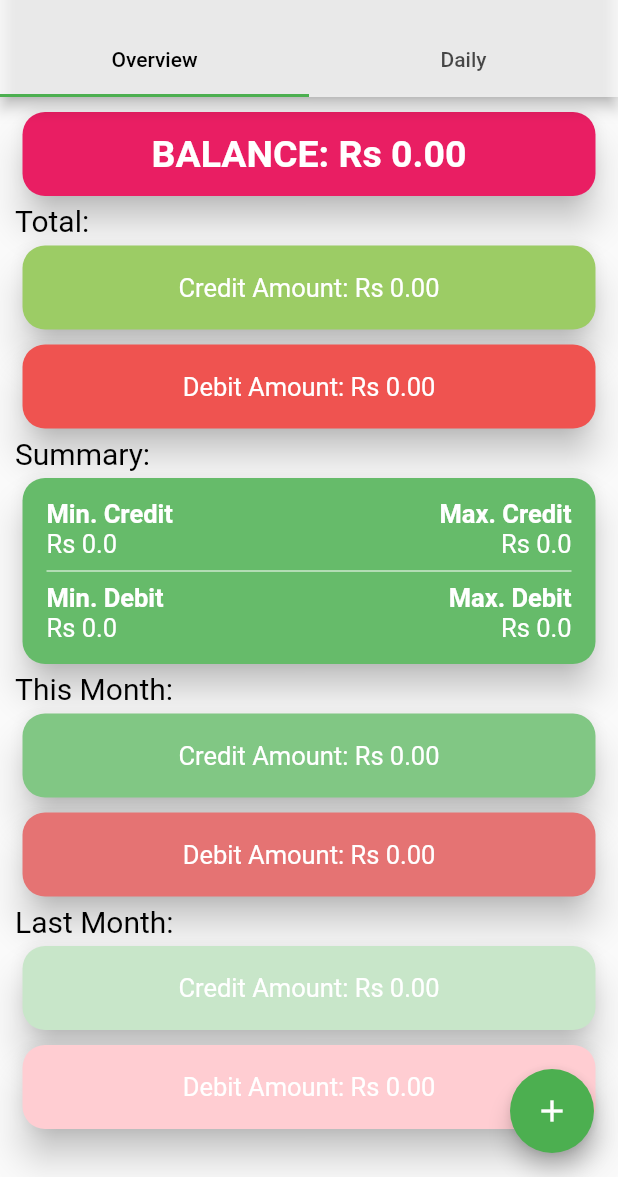
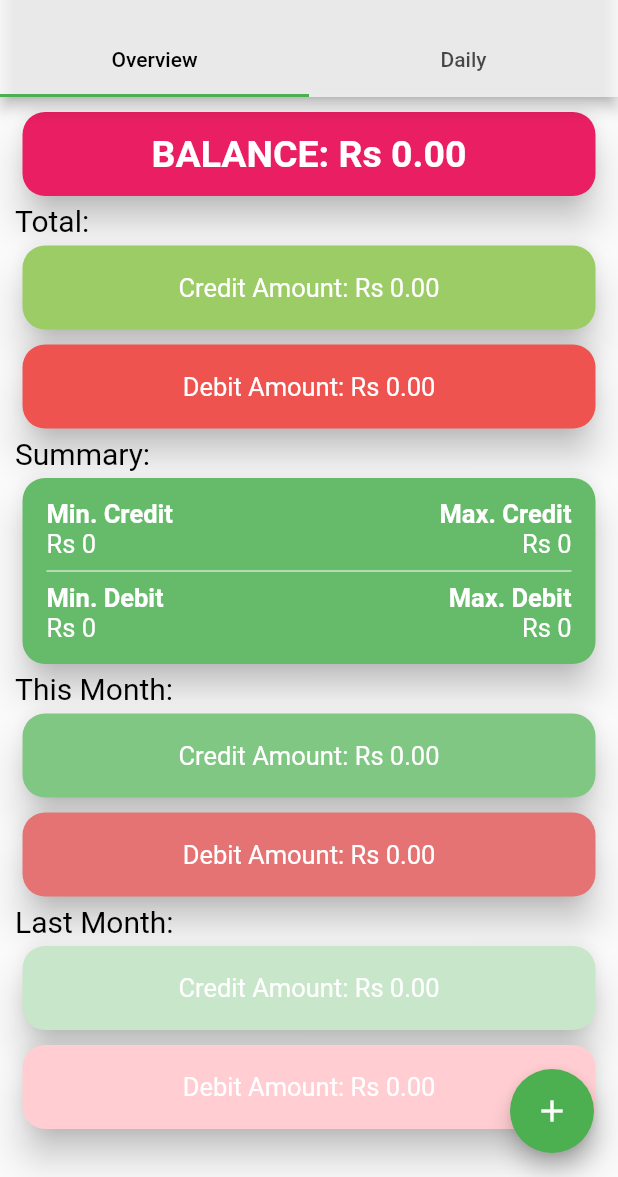
Before and after one commit to himanshusingh335/check_my_cash, a Flutter app: the screen it shows after launch, on a phone screen of 412 x 824 dp, the part 59-1236 px from its top. Run offline on Flutter 3.47's test engine with Material 2 defaults, Android fonts, the phone set to English and light mode, and no system bars; our stand-ins replace date_picker_timeline, flutter_slidable, sqflite; accounts and stored records are empty.

Commit message:
Fix: Remove number after comma in summary

```diff
--- a/lib/screens/Home_Screen_Tabs/OverView.dart
+++ b/lib/screens/Home_Screen_Tabs/OverView.dart
@@ -163,7 +163,7 @@ class _HSOverViewState extends State<HSOverView> {
                       ),
                     ),
                     Text(
-                      "Rs $minCredit",
+                      "Rs ${minCredit.toStringAsFixed(0)}",
                       style: TextStyle(
                         color: Colors.white,
                         fontSize: 17,
@@ -185,7 +185,7 @@ class _HSOverViewState extends State<HSOverView> {
                       ),
                     ),
                     Text(
-                      "Rs $maxCredit",
+                      "Rs ${maxCredit.toStringAsFixed(0)}",
                       style: TextStyle(
                         color: Colors.white,
                         fontSize: 17,
@@ -213,7 +213,7 @@ class _HSOverViewState extends State<HSOverView> {
                       ),
                     ),
                     Text(
-                      "Rs $minDebit",
+                      "Rs ${minDebit.toStringAsFixed(0)}",
                       style: TextStyle(
                         color: Colors.white,
                         fontSize: 17,
@@ -235,7 +235,7 @@ class _HSOverViewState extends State<HSOverView> {
                       ),
                     ),
                     Text(
-                      "Rs $maxDebit",
+                      "Rs ${maxDebit.toStringAsFixed(0)}",
                       style: TextStyle(
                         color: Colors.white,
                         fontSize: 17,
```
